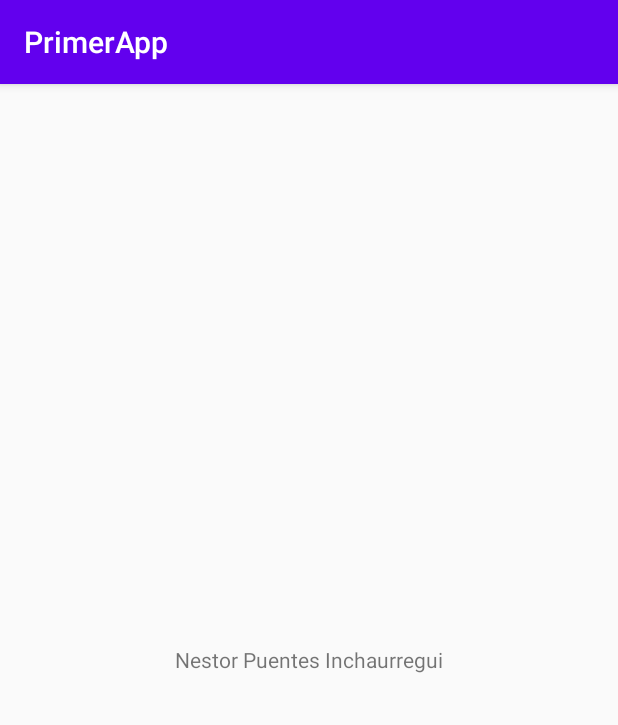
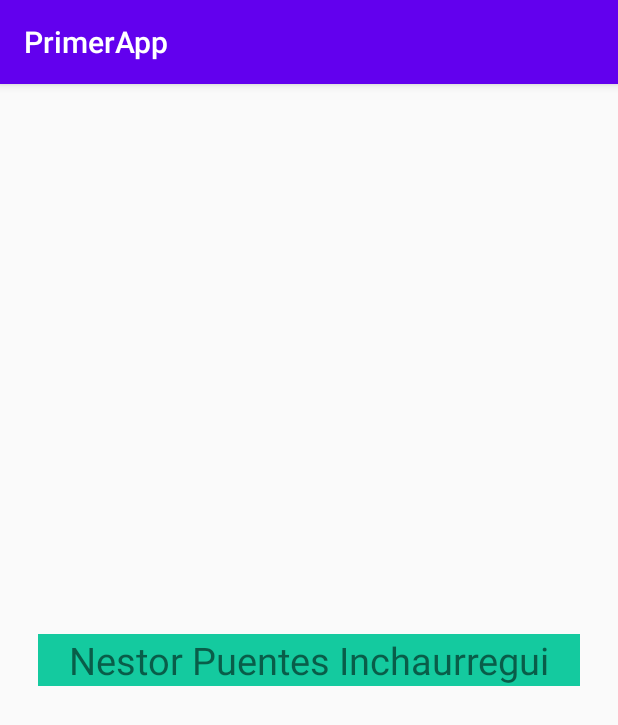
Before and after one commit to GitNes26/PrimerApp, an Android app: the screen it shows after launch (MainActivity), on a phone screen of 412 x 824 dp. Shown: the top 725 px of the screen. Run offline under Robolectric (Android 15) with nearby library versions, the phone set to English and light mode, and no system bars.

Commit message:
Agregue estilo a la letra, color de fondo y padding horizontal.

```diff
--- a/app/src/main/res/layout/activity_main.xml
+++ b/app/src/main/res/layout/activity_main.xml
@@ -3,12 +3,17 @@
     xmlns:app="http://schemas.android.com/apk/res-auto"
     xmlns:tools="http://schemas.android.com/tools"
     android:layout_width="match_parent"
+    android:paddingHorizontal="25dp"
     android:layout_height="match_parent"
     tools:context=".MainActivity">
 
     <TextView
-        android:layout_width="wrap_content"
+        android:layout_width="match_parent"
         android:layout_height="wrap_content"
+        android:background="#14CA9F"
+        android:textAlignment="center"
+        android:textSize="25dp"
+        android:textFontWeight="900"
         android:text="Nestor Puentes Inchaurregui"
         android:layout_centerInParent="true"
         />
```
